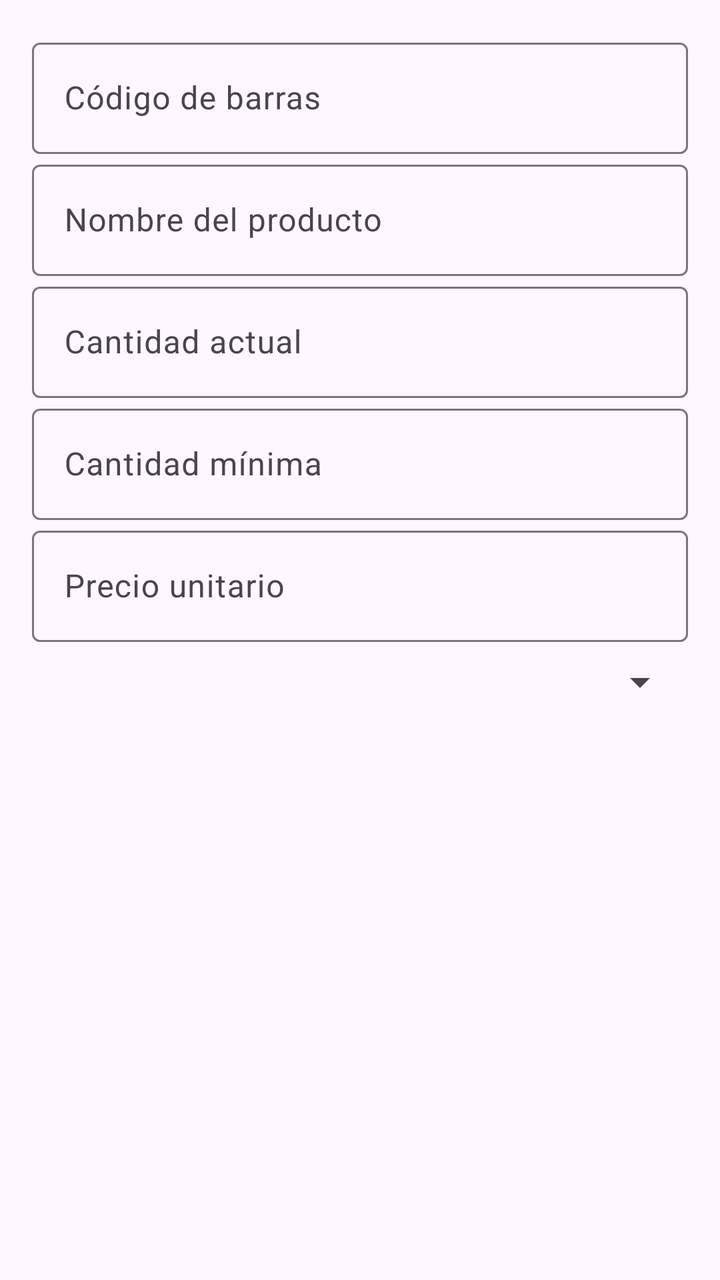
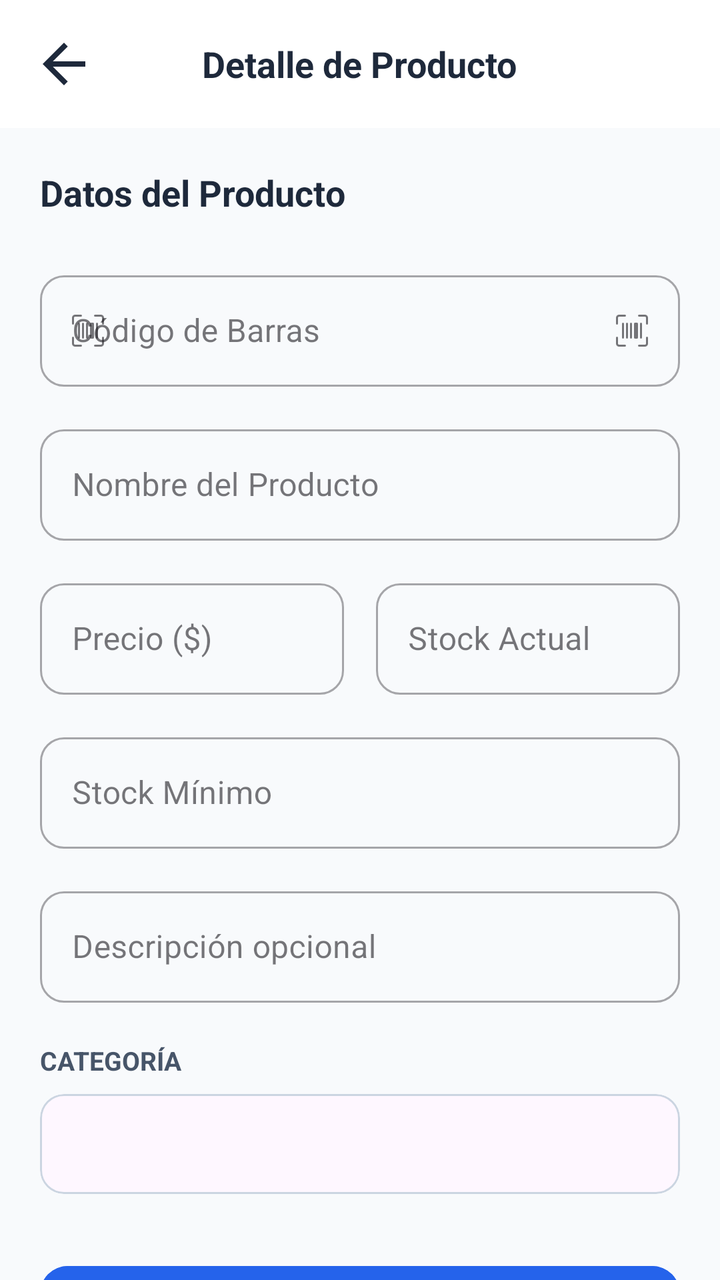

Screens rendered from an Android XML layout before and after an edit, with the pre-edit source and the edit as a unified diff.
<!-- AndroidManifest.xml: application theme Theme.GestorPro -->
<!-- res/layout/dialog_product.xml -->
<?xml version="1.0" encoding="utf-8"?>
<ScrollView xmlns:android="http://schemas.android.com/apk/res/android"
    android:layout_width="match_parent"
    android:layout_height="wrap_content"
    android:padding="16dp">

    <LinearLayout
        android:layout_width="match_parent"
        android:layout_height="wrap_content"
        android:orientation="vertical">

        <com.google.android.material.textfield.TextInputLayout
            android:layout_width="match_parent"
            android:layout_height="wrap_content"
            android:hint="Código de barras">

            <com.google.android.material.textfield.TextInputEditText
                android:id="@+id/etCodigoBarras"
                android:layout_width="match_parent"
                android:layout_height="wrap_content"
                android:inputType="text" />

        </com.google.android.material.textfield.TextInputLayout>

        <com.google.android.material.textfield.TextInputLayout
            android:layout_width="match_parent"
            android:layout_height="wrap_content"
            android:hint="Nombre del producto">

            <com.google.android.material.textfield.TextInputEditText
                android:id="@+id/etNombre"
                android:layout_width="match_parent"
                android:layout_height="wrap_content"
                android:inputType="text" />

        </com.google.android.material.textfield.TextInputLayout>

        <com.google.android.material.textfield.TextInputLayout
            android:layout_width="match_parent"
            android:layout_height="wrap_content"
            android:hint="Cantidad actual">

            <com.google.android.material.textfield.TextInputEditText
                android:id="@+id/etCantidadActual"
                android:layout_width="match_parent"
                android:layout_height="wrap_content"
                android:inputType="number" />

        </com.google.android.material.textfield.TextInputLayout>

        <com.google.android.material.textfield.TextInputLayout
            android:layout_width="match_parent"
            android:layout_height="wrap_content"
            android:hint="Cantidad mínima">

            <com.google.android.material.textfield.TextInputEditText
                android:id="@+id/etCantidadMinima"
                android:layout_width="match_parent"
                android:layout_height="wrap_content"
                android:inputType="number" />

        </com.google.android.material.textfield.TextInputLayout>

        <com.google.android.material.textfield.TextInputLayout
            android:layout_width="match_parent"
            android:layout_height="wrap_content"
            android:hint="Precio unitario">

            <com.google.android.material.textfield.TextInputEditText
                android:id="@+id/etPrecio"
                android:layout_width="match_parent"
                android:layout_height="wrap_content"
                android:inputType="numberDecimal" />

        </com.google.android.material.textfield.TextInputLayout>

        <Spinner
            android:id="@+id/spinnerCategoria"
            android:layout_width="match_parent"
            android:layout_height="wrap_content"
            android:layout_marginTop="8dp" />

    </LinearLayout>

</ScrollView>
<!-- resources referenced by this layout -->
<resources>
  <style name="Theme.GestorPro" parent="Base.Theme.GestorPro" />
  <style name="Base.Theme.GestorPro" parent="Theme.Material3.DayNight.NoActionBar">
          
          
      </style>
</resources>

<!-- the commit's change to res/layout/dialog_product.xml (unified diff, before → after) -->
@@ -1,85 +1,497 @@
 <?xml version="1.0" encoding="utf-8"?>
-<ScrollView xmlns:android="http://schemas.android.com/apk/res/android"
+<LinearLayout xmlns:android="http://schemas.android.com/apk/res/android"
+    xmlns:app="http://schemas.android.com/apk/res-auto"
     android:layout_width="match_parent"
-    android:layout_height="wrap_content"
-    android:padding="16dp">
-
-    <LinearLayout
+    android:layout_height="match_parent"
+    android:orientation="vertical"
+    android:background="#F8FAFC">
+
+    
+    <com.google.android.material.appbar.AppBarLayout
+        android:id="@+id/layoutAdminHeader"
         android:layout_width="match_parent"
         android:layout_height="wrap_content"
-        android:orientation="vertical">
-
-        <com.google.android.material.textfield.TextInputLayout
+        android:background="@android:color/white"
+        app:elevation="0dp">
+
+        <com.google.android.material.appbar.MaterialToolbar
+            android:layout_width="match_parent"
+            android:layout_height="?attr/actionBarSize"
+            app:contentInsetStart="0dp">
+
+            <RelativeLayout
+                android:layout_width="match_parent"
+                android:layout_height="match_parent"
+                android:paddingHorizontal="16dp">
+
+                <ImageView
+                    android:id="@+id/btnDismiss"
+                    android:layout_width="32dp"
+                    android:layout_height="32dp"
+                    android:src="@drawable/ic_arrow_back"
+                    app:tint="#1E293B"
+                    android:background="?attr/selectableItemBackgroundBorderless"
+                    android:clickable="true"
+                    android:focusable="true"
+                    android:layout_centerVertical="true"/>
+
+                <TextView
+                    android:id="@+id/tvFormTitleTop"
+                    android:layout_width="wrap_content"
+                    android:layout_height="wrap_content"
+                    android:layout_centerInParent="true"
+                    android:text="Detalle de Producto"
+                    android:textSize="18sp"
+                    android:textStyle="bold"
+                    android:textColor="#1E293B" />
+            </RelativeLayout>
+        </com.google.android.material.appbar.MaterialToolbar>
+    </com.google.android.material.appbar.AppBarLayout>
+
+    <androidx.core.widget.NestedScrollView
+        android:layout_width="match_parent"
+        android:layout_height="match_parent"
+        android:fillViewport="true">
+
+        <LinearLayout
             android:layout_width="match_parent"
             android:layout_height="wrap_content"
-            android:hint="Código de barras">
-
-            <com.google.android.material.textfield.TextInputEditText
-                android:id="@+id/etCodigoBarras"
+            android:orientation="vertical"
+            android:padding="20dp">
+
+            
+            <LinearLayout
+                android:id="@+id/layoutProductDetail"
                 android:layout_width="match_parent"
                 android:layout_height="wrap_content"
-                android:inputType="text" />
-
-        </com.google.android.material.textfield.TextInputLayout>
-
-        <com.google.android.material.textfield.TextInputLayout
-            android:layout_width="match_parent"
-            android:layout_height="wrap_content"
-            android:hint="Nombre del producto">
-
-            <com.google.android.material.textfield.TextInputEditText
-                android:id="@+id/etNombre"
+                android:orientation="vertical"
+                android:visibility="gone">
+
+                <com.google.android.material.card.MaterialCardView
+                    android:layout_width="140dp"
+                    android:layout_height="140dp"
+                    android:layout_gravity="center_horizontal"
+                    app:cardCornerRadius="24dp"
+                    app:cardElevation="0dp"
+                    app:cardBackgroundColor="#F1F5F9"
+                    android:layout_marginBottom="24dp">
+                    <ImageView
+                        android:id="@+id/ivDetailImage"
+                        android:layout_width="match_parent"
+                        android:layout_height="match_parent"
+                        android:padding="24dp"
+                        android:scaleType="centerInside"
+                        android:src="@drawable/logo_gestionpro" />
+                </com.google.android.material.card.MaterialCardView>
+
+                <TextView
+                    android:id="@+id/tvDetailName"
+                    android:layout_width="match_parent"
+                    android:layout_height="wrap_content"
+                    android:text="Nombre del Producto"
+                    android:textSize="22sp"
+                    android:textStyle="bold"
+                    android:textColor="#0F172A"
+                    android:gravity="center"
+                    android:layout_marginBottom="4dp"/>
+
+                <TextView
+                    android:id="@+id/tvDetailCode"
+                    android:layout_width="match_parent"
+                    android:layout_height="wrap_content"
+                    android:text="1234567890"
+                    android:textSize="14sp"
+                    android:textColor="#64748B"
+                    android:gravity="center"
+                    android:layout_marginBottom="24dp"/>
+
+                <LinearLayout
+                    android:layout_width="match_parent"
+                    android:layout_height="wrap_content"
+                    android:orientation="horizontal"
+                    android:baselineAligned="false"
+                    android:layout_marginBottom="24dp">
+
+                    <com.google.android.material.card.MaterialCardView
+                        android:layout_width="0dp"
+                        android:layout_height="wrap_content"
+                        android:layout_weight="1"
+                        android:layout_marginEnd="8dp"
+                        app:cardCornerRadius="16dp"
+                        app:cardElevation="0dp"
+                        app:cardBackgroundColor="@android:color/white"
+                        app:strokeWidth="1dp"
+                        app:strokeColor="#E2E8F0">
+                        <LinearLayout
+                            android:layout_width="match_parent"
+                            android:layout_height="wrap_content"
+                            android:orientation="vertical"
+                            android:padding="16dp"
+                            android:gravity="center">
+                            <TextView android:layout_width="wrap_content" android:layout_height="wrap_content" android:text="Precio" android:textSize="11sp" android:textColor="#94A3B8" android:textAllCaps="true" android:textStyle="bold"/>
+                            <TextView android:id="@+id/tvDetailPrice" android:layout_width="wrap_content" android:layout_height="wrap_content" android:text="$0.00" android:textColor="#2563EB" android:textSize="18sp" android:textStyle="bold" android:layout_marginTop="4dp"/>
+                        </LinearLayout>
+                    </com.google.android.material.card.MaterialCardView>
+
+                    <com.google.android.material.card.MaterialCardView
+                        android:layout_width="0dp"
+                        android:layout_height="wrap_content"
+                        android:layout_weight="1"
+                        android:layout_marginStart="8dp"
+                        app:cardCornerRadius="16dp"
+                        app:cardElevation="0dp"
+                        app:cardBackgroundColor="@android:color/white"
+                        app:strokeWidth="1dp"
+                        app:strokeColor="#E2E8F0">
+                        <LinearLayout
+                            android:layout_width="match_parent"
+                            android:layout_height="wrap_content"
+                            android:orientation="vertical"
+                            android:padding="16dp"
+                            android:gravity="center">
+                            <TextView android:layout_width="wrap_content" android:layout_height="wrap_content" android:text="En Stock" android:textSize="11sp" android:textColor="#94A3B8" android:textAllCaps="true" android:textStyle="bold"/>
+                            <TextView android:id="@+id/tvDetailStockValues" android:layout_width="wrap_content" android:layout_height="wrap_content" android:text="0/0" android:textColor="#0F172A" android:textSize="18sp" android:textStyle="bold" android:layout_marginTop="4dp"/>
+                        </LinearLayout>
+                    </com.google.android.material.card.MaterialCardView>
+                </LinearLayout>
+
+                <TextView
+                    android:layout_width="wrap_content"
+                    android:layout_height="wrap_content"
+                    android:text="Estado del Inventario"
+                    android:textSize="14sp"
+                    android:textStyle="bold"
+                    android:textColor="#475569"
+                    android:layout_marginBottom="12dp"/>
+
+                <com.google.android.material.card.MaterialCardView
+                    android:layout_width="match_parent"
+                    android:layout_height="wrap_content"
+                    app:cardCornerRadius="16dp"
+                    app:cardElevation="0dp"
+                    app:cardBackgroundColor="@android:color/white"
+                    app:strokeWidth="1dp"
+                    app:strokeColor="#E2E8F0"
+                    android:layout_marginBottom="24dp">
+                    <LinearLayout
+                        android:layout_width="match_parent"
+                        android:layout_height="wrap_content"
+                        android:orientation="horizontal"
+                        android:padding="16dp"
+                        android:gravity="center_vertical">
+
+                        <RelativeLayout
+                            android:layout_width="80dp"
+                            android:layout_height="80dp">
+                            <ProgressBar
+                                android:id="@+id/pbDetailStock"
+                                style="?android:attr/progressBarStyleHorizontal"
+                                android:layout_width="match_parent"
+                                android:layout_height="match_parent"
+                                android:progressDrawable="@drawable/circle_progress_base"
+                                android:indeterminate="false"
+                                android:max="100"
+                                android:progress="60" />
+                            <TextView
+                                android:id="@+id/tvDetailStockPercent"
+                                android:layout_width="wrap_content"
+                                android:layout_height="wrap_content"
+                                android:layout_centerInParent="true"
+                                android:text="60%"
+                                android:textColor="#2563EB"
+                                android:textStyle="bold"
+                                android:textSize="14sp"/>
+                        </RelativeLayout>
+
+                        <LinearLayout
+                            android:layout_width="match_parent"
+                            android:layout_height="wrap_content"
+                            android:orientation="vertical"
+                            android:layout_marginStart="20dp">
+                            <TextView
+                                android:layout_width="wrap_content"
+                                android:layout_height="wrap_content"
+                                android:text="Histórico de Ventas"
+                                android:textSize="12sp"
+                                android:textColor="#64748B"
+                                android:textStyle="bold"
+                                android:textAllCaps="true"/>
+                            <com.github.mikephil.charting.charts.BarChart
+                                android:id="@+id/detailChart"
+                                android:layout_width="match_parent"
+                                android:layout_height="60dp"
+                                android:layout_marginTop="4dp" />
+                        </LinearLayout>
+                    </LinearLayout>
+                </com.google.android.material.card.MaterialCardView>
+
+                <com.google.android.material.button.MaterialButton
+                    android:id="@+id/btnOpenStockUpdate"
+                    android:layout_width="match_parent"
+                    android:layout_height="56dp"
+                    android:text="Actualizar Stock"
+                    android:textAllCaps="false"
+                    android:textSize="16sp"
+                    android:textStyle="bold"
+                    app:cornerRadius="14dp"
+                    android:backgroundTint="#2563EB"
+                    app:icon="@android:drawable/ic_input_add"
+                    android:layout_marginBottom="12dp"/>
+
+                <com.google.android.material.button.MaterialButton
+                    android:id="@+id/btnOpenEditForm"
+                    android:layout_width="match_parent"
+                    android:layout_height="56dp"
+                    android:text="Editar Información"
+                    android:textAllCaps="false"
+                    android:textSize="16sp"
+                    style="@style/Widget.MaterialComponents.Button.OutlinedButton"
+                    app:cornerRadius="14dp"
+                    app:strokeColor="#CBD5E1"
+                    android:textColor="#475569"
+                    app:icon="@android:drawable/ic_menu_edit" />
+
+            </LinearLayout>
+
+            
+            <LinearLayout
+                android:id="@+id/layoutProductForm"
                 android:layout_width="match_parent"
                 android:layout_height="wrap_content"
-                android:inputType="text" />
-
-        </com.google.android.material.textfield.TextInputLayout>
-
-        <com.google.android.material.textfield.TextInputLayout
-            android:layout_width="match_parent"
-            android:layout_height="wrap_content"
-            android:hint="Cantidad actual">
-
-            <com.google.android.material.textfield.TextInputEditText
-                android:id="@+id/etCantidadActual"
+                android:orientation="vertical"
+                android:visibility="visible">
+
+                <TextView
+                    android:id="@+id/tvFormTitle"
+                    android:layout_width="wrap_content"
+                    android:layout_height="wrap_content"
+                    android:text="Datos del Producto"
+                    android:textSize="18sp"
+                    android:textStyle="bold"
+                    android:textColor="#1E293B"
+                    android:layout_marginBottom="24dp" />
+
+                <com.google.android.material.textfield.TextInputLayout
+                    android:id="@+id/tilCodigoBarras"
+                    android:layout_width="match_parent"
+                    android:layout_height="wrap_content"
+                    android:hint="Código de Barras"
+                    app:startIconDrawable="@drawable/ic_upc_scan"
+                    app:endIconMode="custom"
+                    app:endIconDrawable="@drawable/ic_upc_scan"
+                    app:endIconContentDescription="Escanear"
+                    style="@style/Widget.MaterialComponents.TextInputLayout.OutlinedBox"
+                    app:boxCornerRadiusTopStart="12dp"
+                    app:boxCornerRadiusTopEnd="12dp"
+                    app:boxCornerRadiusBottomStart="12dp"
+                    app:boxCornerRadiusBottomEnd="12dp">
+                    <com.google.android.material.textfield.TextInputEditText
+                        android:id="@+id/etCodigoBarras"
+                        android:layout_width="match_parent"
+                        android:layout_height="wrap_content"
+                        android:inputType="text" />
+                </com.google.android.material.textfield.TextInputLayout>
+
+                <com.google.android.material.textfield.TextInputLayout
+                    android:layout_width="match_parent"
+                    android:layout_height="wrap_content"
+                    android:layout_marginTop="16dp"
+                    android:hint="Nombre del Producto"
+                    style="@style/Widget.MaterialComponents.TextInputLayout.OutlinedBox"
+                    app:boxCornerRadiusTopStart="12dp"
+                    app:boxCornerRadiusTopEnd="12dp"
+                    app:boxCornerRadiusBottomStart="12dp"
+                    app:boxCornerRadiusBottomEnd="12dp">
+                    <com.google.android.material.textfield.TextInputEditText
+                        android:id="@+id/etNombre"
+                        android:layout_width="match_parent"
+                        android:layout_height="wrap_content"
+                        android:inputType="textCapWords" />
+                </com.google.android.material.textfield.TextInputLayout>
+
+                <LinearLayout
+                    android:layout_width="match_parent"
+                    android:layout_height="wrap_content"
+                    android:layout_marginTop="16dp"
+                    android:orientation="horizontal">
+
+                    <com.google.android.material.textfield.TextInputLayout
+                        android:layout_width="0dp"
+                        android:layout_height="wrap_content"
+                        android:layout_weight="1"
+                        android:hint="Precio ($)"
+                        style="@style/Widget.MaterialComponents.TextInputLayout.OutlinedBox"
+                        app:boxCornerRadiusTopStart="12dp"
+                        app:boxCornerRadiusTopEnd="12dp"
+                        app:boxCornerRadiusBottomStart="12dp"
+                        app:boxCornerRadiusBottomEnd="12dp">
+                        <com.google.android.material.textfield.TextInputEditText
+                            android:id="@+id/etPrecio"
+                            android:layout_width="match_parent"
+                            android:layout_height="wrap_content"
+                            android:inputType="numberDecimal" />
+                    </com.google.android.material.textfield.TextInputLayout>
+
+                    <View android:layout_width="16dp" android:layout_height="0dp"/>
+
+                    <com.google.android.material.textfield.TextInputLayout
+                        android:layout_width="0dp"
+                        android:layout_height="wrap_content"
+                        android:layout_weight="1"
+                        android:hint="Stock Actual"
+                        style="@style/Widget.MaterialComponents.TextInputLayout.OutlinedBox"
+                        app:boxCornerRadiusTopStart="12dp"
+                        app:boxCornerRadiusTopEnd="12dp"
+                        app:boxCornerRadiusBottomStart="12dp"
+                        app:boxCornerRadiusBottomEnd="12dp">
+                        <com.google.android.material.textfield.TextInputEditText
+                            android:id="@+id/etCantidadActual"
+                            android:layout_width="match_parent"
+                            android:layout_height="wrap_content"
+                            android:inputType="number" />
+                    </com.google.android.material.textfield.TextInputLayout>
+                </LinearLayout>
+
+                <com.google.android.material.textfield.TextInputLayout
+                    android:layout_width="match_parent"
+                    android:layout_height="wrap_content"
+                    android:layout_marginTop="16dp"
+                    android:hint="Stock Mínimo"
+                    style="@style/Widget.MaterialComponents.TextInputLayout.OutlinedBox"
+                    app:boxCornerRadiusTopStart="12dp"
+                    app:boxCornerRadiusTopEnd="12dp"
+                    app:boxCornerRadiusBottomStart="12dp"
+                    app:boxCornerRadiusBottomEnd="12dp">
+                    <com.google.android.material.textfield.TextInputEditText
+                        android:id="@+id/etCantidadMinima"
+                        android:layout_width="match_parent"
+                        android:layout_height="wrap_content"
+                        android:inputType="number" />
+                </com.google.android.material.textfield.TextInputLayout>
+
+                <com.google.android.material.textfield.TextInputLayout
+                    android:layout_width="match_parent"
+                    android:layout_height="wrap_content"
+                    android:layout_marginTop="16dp"
+                    android:hint="Descripción opcional"
+                    style="@style/Widget.MaterialComponents.TextInputLayout.OutlinedBox"
+                    app:boxCornerRadiusTopStart="12dp"
+                    app:boxCornerRadiusTopEnd="12dp"
+                    app:boxCornerRadiusBottomStart="12dp"
+                    app:boxCornerRadiusBottomEnd="12dp">
+                    <com.google.android.material.textfield.TextInputEditText
+                        android:id="@+id/etDescripcion"
+                        android:layout_width="match_parent"
+                        android:layout_height="wrap_content"
+                        android:inputType="textCapSentences" />
+                </com.google.android.material.textfield.TextInputLayout>
+
+                <TextView
+                    android:layout_width="wrap_content"
+                    android:layout_height="wrap_content"
+                    android:layout_marginTop="20dp"
+                    android:text="Categoría"
+                    android:textStyle="bold"
+                    android:textColor="#475569"
+                    android:textSize="13sp"
+                    android:textAllCaps="true"/>
+
+                <com.google.android.material.card.MaterialCardView
+                    android:layout_width="match_parent"
+                    android:layout_height="50dp"
+                    android:layout_marginTop="8dp"
+                    app:cardCornerRadius="12dp"
+                    app:cardElevation="0dp"
+                    app:strokeWidth="1dp"
+                    app:strokeColor="#CBD5E1">
+                    <Spinner
+                        android:id="@+id/spinnerCategoria"
+                        android:layout_width="match_parent"
+                        android:layout_height="match_parent"
+                        android:background="@android:color/transparent"
+                        android:paddingHorizontal="8dp" />
+                </com.google.android.material.card.MaterialCardView>
+
+                <com.google.android.material.button.MaterialButton
+                    android:id="@+id/btnSaveProduct"
+                    android:layout_width="match_parent"
+                    android:layout_height="56dp"
+                    android:layout_marginTop="32dp"
+                    android:text="Guardar Producto"
+                    android:textAllCaps="false"
+                    android:textSize="16sp"
+                    android:textStyle="bold"
+                    app:cornerRadius="14dp"
+                    android:backgroundTint="#2563EB"
+                    android:textColor="@android:color/white" />
+
+            </LinearLayout>
+
+            
+            <LinearLayout
+                android:id="@+id/layoutStockUpdate"
                 android:layout_width="match_parent"
                 android:layout_height="wrap_content"
-                android:inputType="number" />
-
-        </com.google.android.material.textfield.TextInputLayout>
-
-        <com.google.android.material.textfield.TextInputLayout
-            android:layout_width="match_parent"
-            android:layout_height="wrap_content"
-            android:hint="Cantidad mínima">
-
-            <com.google.android.material.textfield.TextInputEditText
-                android:id="@+id/etCantidadMinima"
-                android:layout_width="match_parent"
-                android:layout_height="wrap_content"
-                android:inputType="number" />
-
-        </com.google.android.material.textfield.TextInputLayout>
-
-        <com.google.android.material.textfield.TextInputLayout
-            android:layout_width="match_parent"
-            android:layout_height="wrap_content"
-            android:hint="Precio unitario">
-
-            <com.google.android.material.textfield.TextInputEditText
-                android:id="@+id/etPrecio"
-                android:layout_width="match_parent"
-                android:layout_height="wrap_content"
-                android:inputType="numberDecimal" />
-
-        </com.google.android.material.textfield.TextInputLayout>
-
-        <Spinner
-            android:id="@+id/spinnerCategoria"
-            android:layout_width="match_parent"
-            android:layout_height="wrap_content"
-            android:layout_marginTop="8dp" />
-
-    </LinearLayout>
-
-</ScrollView>
+                android:orientation="vertical"
+                android:visibility="gone">
+
+                <TextView
+                    android:layout_width="wrap_content"
+                    android:layout_height="wrap_content"
+                    android:text="Actualizar Stock"
+                    android:textSize="18sp"
+                    android:textStyle="bold"
+                    android:textColor="#1E293B"
+                    android:layout_marginBottom="8dp" />
+
+                <TextView
+                    android:id="@+id/tvCurrentStockLabel"
+                    android:layout_width="wrap_content"
+                    android:layout_height="wrap_content"
+                    android:text="Actualmente tienes 0 unidades"
+                    android:textColor="#64748B"
+                    android:layout_marginBottom="24dp"/>
+
+                <com.google.android.material.textfield.TextInputLayout
+                    android:layout_width="match_parent"
+                    android:layout_height="wrap_content"
+                    android:hint="Cantidad Total Final"
+                    style="@style/Widget.MaterialComponents.TextInputLayout.OutlinedBox"
+                    app:boxCornerRadiusTopStart="12dp"
+                    app:boxCornerRadiusTopEnd="12dp"
+                    app:boxCornerRadiusBottomStart="12dp"
+                    app:boxCornerRadiusBottomEnd="12dp">
+                    <com.google.android.material.textfield.TextInputEditText
+                        android:id="@+id/etQuickStock"
+                        android:layout_width="match_parent"
+                        android:layout_height="wrap_content"
+                        android:inputType="number" />
+                </com.google.android.material.textfield.TextInputLayout>
+
+                <com.google.android.material.button.MaterialButton
+                    android:id="@+id/btnConfirmStockUpdate"
+                    android:layout_width="match_parent"
+                    android:layout_height="56dp"
+                    android:layout_marginTop="32dp"
+                    android:text="Confirmar Cambios"
+                    android:textAllCaps="false"
+                    android:textSize="16sp"
+                    android:textStyle="bold"
+                    app:cornerRadius="14dp"
+                    android:backgroundTint="#10B981"
+                    android:textColor="@android:color/white" />
+
+                <com.google.android.material.button.MaterialButton
+                    android:id="@+id/btnCancelStockUpdate"
+                    android:layout_width="match_parent"
+                    android:layout_height="wrap_content"
+                    android:layout_marginTop="12dp"
+                    android:text="Volver al detalle"
+                    android:textAllCaps="false"
+                    style="@style/Widget.MaterialComponents.Button.TextButton"
+                    android:textColor="#64748B" />
+            </LinearLayout>
+
+        </LinearLayout>
+    </androidx.core.widget.NestedScrollView>
+</LinearLayout>
<!-- resource entries referenced after the edit -->
@@ -1,5 +1,34 @@
 <!-- resources referenced by this layout -->
 <resources>
+  <!-- drawable circle_progress_base (drawable) -->
+  <?xml version="1.0" encoding="utf-8"?>
+  <shape xmlns:android="http://schemas.android.com/apk/res/android"
+      android:shape="ring"
+      android:thickness="6dp"
+      android:useLevel="false">
+      <solid android:color="#CBD5E1" /> 
+  </shape>
+  <!-- drawable ic_arrow_back (drawable) -->
+  <vector xmlns:android="http://schemas.android.com/apk/res/android"
+      android:width="24dp"
+      android:height="24dp"
+      android:viewportWidth="24"
+      android:viewportHeight="24">
+      <path
+          android:fillColor="#000000"
+          android:pathData="M20,11H7.83l5.59,-5.59L12,4l-8,8 8,8 1.41,-1.41L7.83,13H20v-2z"/>
+  </vector>
+  <!-- drawable ic_upc_scan (drawable) -->
+  <vector xmlns:android="http://schemas.android.com/apk/res/android"
+      android:width="16dp"
+      android:height="16dp"
+      android:viewportWidth="16"
+      android:viewportHeight="16">
+    <path
+        android:pathData="M1.5,1a0.5,0.5 0,0 0,-0.5 0.5v3a0.5,0.5 0,0 1,-1 0v-3A1.5,1.5 0,0 1,1.5 0h3a0.5,0.5 0,0 1,0 1zM11,0.5a0.5,0.5 0,0 1,0.5 -0.5h3A1.5,1.5 0,0 1,16 1.5v3a0.5,0.5 0,0 1,-1 0v-3a0.5,0.5 0,0 0,-0.5 -0.5h-3a0.5,0.5 0,0 1,-0.5 -0.5M0.5,11a0.5,0.5 0,0 1,0.5 0.5v3a0.5,0.5 0,0 0,0.5 0.5h3a0.5,0.5 0,0 1,0 1h-3A1.5,1.5 0,0 1,0 14.5v-3a0.5,0.5 0,0 1,0.5 -0.5m15,0a0.5,0.5 0,0 1,0.5 0.5v3a1.5,1.5 0,0 1,-1.5 1.5h-3a0.5,0.5 0,0 1,0 -1h3a0.5,0.5 0,0 0,0.5 -0.5v-3a0.5,0.5 0,0 1,0.5 -0.5M3,4.5a0.5,0.5 0,0 1,1 0v7a0.5,0.5 0,0 1,-1 0zM5,4.5a0.5,0.5 0,0 1,1 0v7a0.5,0.5 0,0 1,-1 0zM7,4.5a0.5,0.5 0,0 1,1 0v7a0.5,0.5 0,0 1,-1 0zM9,4.5a0.5,0.5 0,0 1,0.5 -0.5h1a0.5,0.5 0,0 1,0.5 0.5v7a0.5,0.5 0,0 1,-0.5 0.5h-1a0.5,0.5 0,0 1,-0.5 -0.5zM12,4.5a0.5,0.5 0,0 1,1 0v7a0.5,0.5 0,0 1,-1 0z"
+        android:fillColor="#000000"/>
+  </vector>
+  <!-- drawable logo_gestionpro: png bitmap (drawable, 27181 bytes) -->
   <style name="Theme.GestorPro" parent="Base.Theme.GestorPro" />
   <style name="Base.Theme.GestorPro" parent="Theme.Material3.DayNight.NoActionBar">
           
